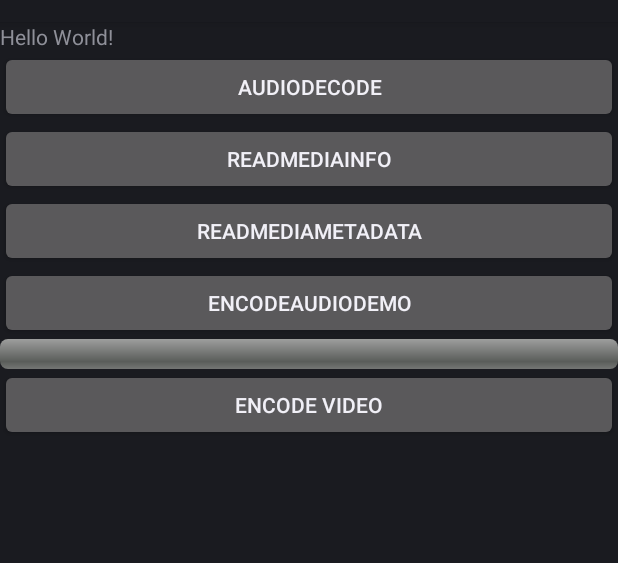
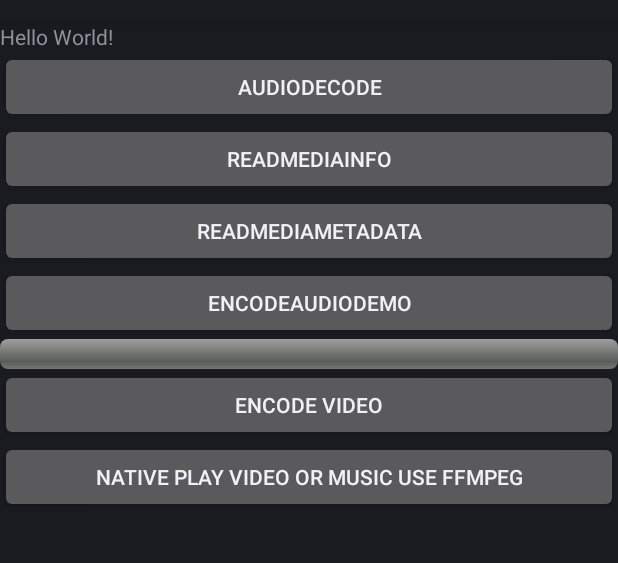
Before and after one commit to hcm661632/ffmpeg-for-android, an Android app: the screen it shows after launch (MainActivity), on a phone screen of 412 x 824 dp, the part 62-625 px from its top. Run offline under Robolectric (Android 15) with nearby library versions, the light colour scheme and no system bars; 2 statements that could not run were skipped.

Commit message:
Add native Video Player with ffmpeg Activity. TODO

```diff
--- a/app/src/main/AndroidManifest.xml
+++ b/app/src/main/AndroidManifest.xml
@@ -19,7 +19,7 @@
                 <category android:name="android.intent.category.LAUNCHER" />
             </intent-filter>
         </activity>
-        <activity android:name=".VideoEncodeActivity"></activity>
+        <activity android:name=".activity.NativePlayActivity"></activity>
     </application>
 
 </manifest>
--- a/app/src/main/java/com/hua/nativeFFmpeg/NativeFFmpeg.java
+++ b/app/src/main/java/com/hua/nativeFFmpeg/NativeFFmpeg.java
@@ -27,6 +27,7 @@ public class NativeFFmpeg {
     public native void encodeAudioWhtiPthread(String filePath);
 
     public native void encodeVideo(File outFile,final String codecName);
+
 
     /**
      *  用于演示普通的回调，也就是找方法而已
--- a/app/src/main/java/com/hua/testlibs/MainActivity.java
+++ b/app/src/main/java/com/hua/testlibs/MainActivity.java
@@ -3,6 +3,7 @@ package com.hua.testlibs;
 import android.Manifest;
 import android.annotation.TargetApi;
 import android.app.Activity;
+import android.content.Intent;
 import android.content.pm.PackageManager;
 import android.os.AsyncTask;
 import android.os.Build;
@@ -15,6 +16,7 @@ import android.widget.TextView;
 import android.widget.Toast;
 
 import com.hua.nativeFFmpeg.NativeFFmpeg;
+import com.hua.testlibs.activity.NativePlayActivity;
 
 import java.io.File;
 import java.io.IOException;
@@ -32,7 +34,7 @@ public class MainActivity extends Activity implements View.OnClickListener {
     }
 
     private NativeFFmpeg nativeFFmpeg;
-    private Button btnDecodeAudio, btn_encodeAudio, btnReadMediaInfo, btnReadMediaMetadata,btn_encodeVideo;
+    private Button btnDecodeAudio, btn_encodeAudio, btnReadMediaInfo, btnReadMediaMetadata,btn_encodeVideo,btn_nativePlay;
     private ProgressBar audioEncodeProgressBar;
 
     @Override
@@ -57,6 +59,8 @@ public class MainActivity extends Activity implements View.OnClickListener {
         audioEncodeProgressBar = findViewById(R.id.audioEncodeProgressBar);
         btn_encodeVideo = findViewById(R.id.btn_encodeVideo);
         btn_encodeVideo.setOnClickListener(this);
+        btn_nativePlay = findViewById(R.id.btn_nativePlay);
+        btn_nativePlay.setOnClickListener(this);
 
 
     }
@@ -190,6 +194,11 @@ public class MainActivity extends Activity implements View.OnClickListener {
                 File videoFile = createAssignFile("/sdcard/hh/encodeVideoDemo.mp4");
                 nativeFFmpeg.encodeVideo(videoFile,"mpeg4");
                 break;
+
+            case R.id.btn_nativePlay:
+                startActivity(new Intent(this,NativePlayActivity.class));
+                break;
+
             default:
                 break;
         }
--- a/app/src/main/res/layout/activity_main.xml
+++ b/app/src/main/res/layout/activity_main.xml
@@ -4,7 +4,7 @@
     android:layout_width="match_parent"
     android:layout_height="match_parent"
     android:orientation="vertical"
-    tools:context="com.hua.testlibs.MainActivity">
+    tools:context="com.hua.testlibs.activity.MainActivity">
 
     <TextView
         android:id="@+id/sample_text"
@@ -54,4 +54,11 @@
         android:text="Encode Video"
         android:layout_width="match_parent"
         android:layout_height="wrap_content" />
+
+
+    <Button
+        android:id="@+id/btn_nativePlay"
+        android:text="Native Play Video Or Music Use FFMPEG"
+        android:layout_width="match_parent"
+        android:layout_height="wrap_content" />
 </LinearLayout>
```
Also changed, not shown: app/src/main/java/com/hua/testlibs/activity/NativePlayActivity.java (renamed from app/src/main/java/com/hua/testlibs/VideoEncodeActivity.java, +6 -2 lines), app/src/main/res/layout/activity_video_encode.xml (+21 -3 lines), 1 other file.
